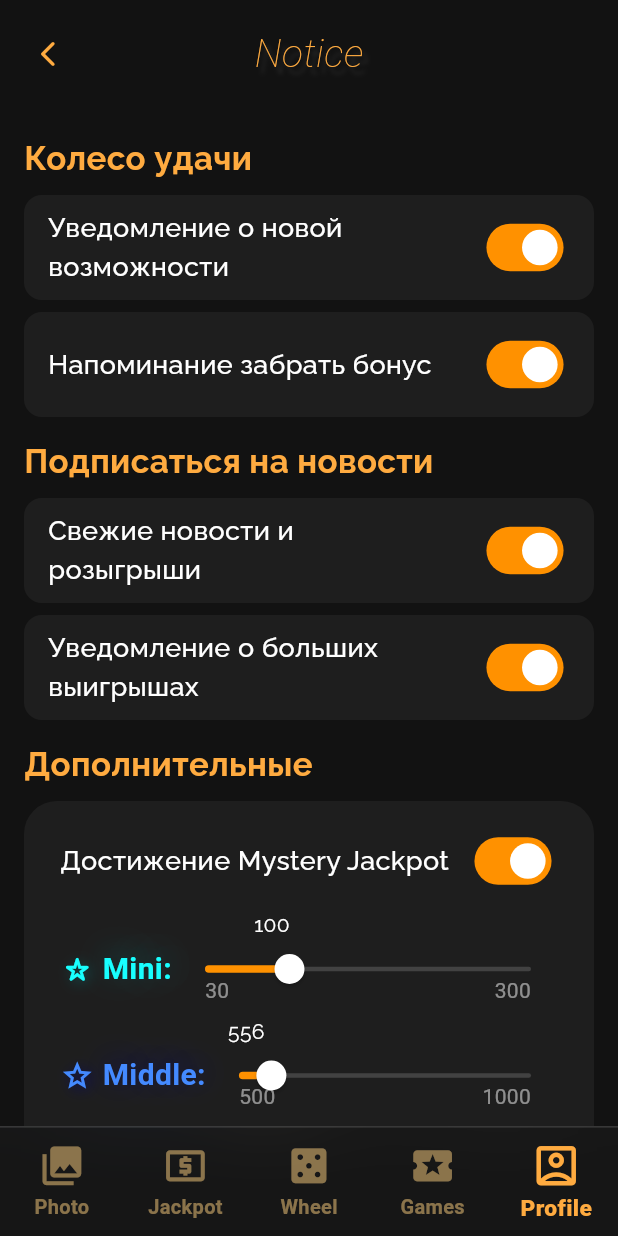
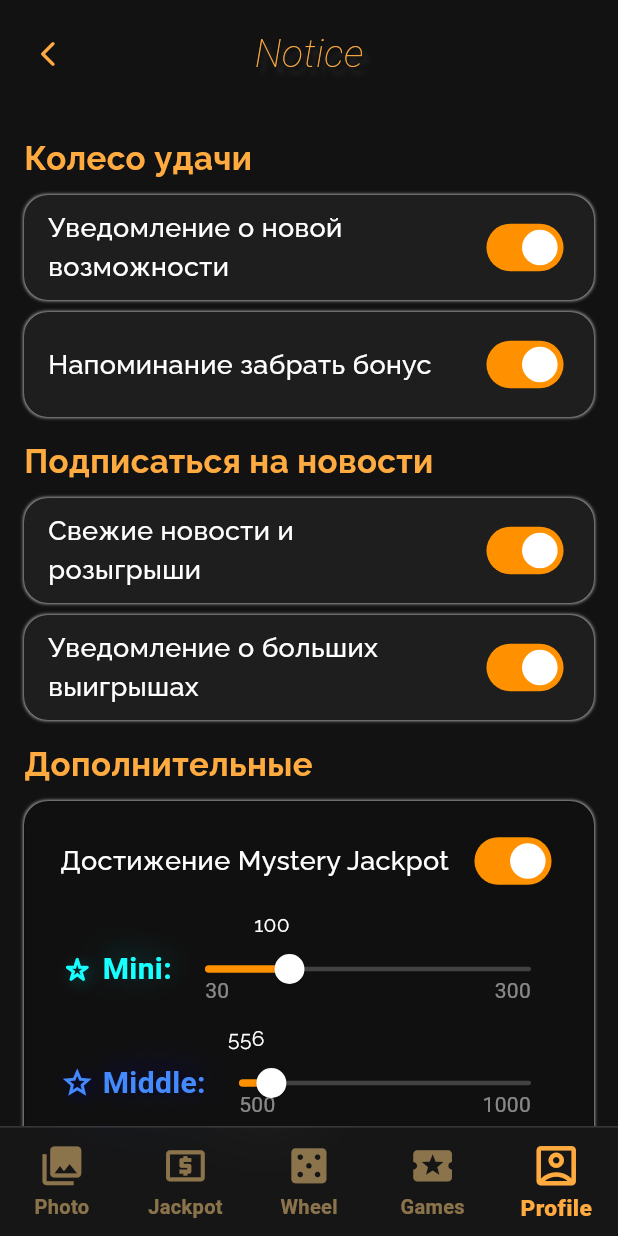
Before and after one commit to TrollBRUNO/iPA_Test_Flutter, a Flutter app: the NotificationPage screen opened by its route, on a phone screen of 412 x 824 dp. Run offline on Flutter 3.47's test engine with Material 3 defaults, Android fonts, the phone set to English and light mode, and no system bars; our stand-ins replace another_flushbar, confetti, dio, easy_localization, flutter_fortune_wheel, flutter_local_notifications and 10 more; missing offline and left inert: flutter_inappwebview, mqtt_client, workmanager; accounts and stored records are empty; network calls fail; Roboto replaces fonts that are missing (Jura).

Commit message:
чутка добавил на подумать визуала в окно с уведомлениями

```diff
--- a/lib/screens/notification_screen.dart
+++ b/lib/screens/notification_screen.dart
@@ -52,9 +52,24 @@ Widget settingOption(String title, bool value, Function(bool) onChanged) {
     padding: AdaptiveSizes.getNotificationPadding2(),
     child: Container(
       padding: const EdgeInsets.symmetric(horizontal: 16.0),
-      decoration: BoxDecoration(
+      /* decoration: BoxDecoration(
         color: const Color(0xFF1E1E1E),
         borderRadius: BorderRadius.circular(12),
+      ), */
+      decoration: BoxDecoration(
+        color: const Color(
+          0xFF1E1E1E,
+        ), //const Color.fromARGB(255,0,0,0,).withOpacity(0.9),
+        borderRadius: AdaptiveSizes.getJackpotWidgetBorderRadius(),
+        boxShadow: [
+          BoxShadow(
+            color: Colors.white.withOpacity(0.6),
+            //Color.fromARGB(255, 46, 178, 255)
+            spreadRadius: 0.2,
+            blurRadius: 1,
+            offset: const Offset(0, 0),
+          ),
+        ],
       ),
       height: 70,
       child: Row(
--- a/lib/widgets/mystery_notification_widget.dart
+++ b/lib/widgets/mystery_notification_widget.dart
@@ -51,7 +51,7 @@ class _MysteryNotificationTileState extends State<MysteryNotificationTile> {
     required Function(double) onChange,
   }) {
     return Padding(
-      padding: const EdgeInsets.only(top: 30, bottom: 5),
+      padding: const EdgeInsets.only(top: 30, bottom: 10),
       child: Column(
         crossAxisAlignment: CrossAxisAlignment.start,
         children: [
@@ -194,8 +194,22 @@ class _MysteryNotificationTileState extends State<MysteryNotificationTile> {
       child: Container(
         padding: const EdgeInsets.symmetric(horizontal: 24.0, vertical: 16.0),
         decoration: BoxDecoration(
-          color: const Color(0xFF1E1E1E),
-          borderRadius: BorderRadius.circular(22),
+          color: const Color.fromARGB(
+            255,
+            0,
+            0,
+            0,
+          ).withOpacity(0.9), //const Color(0xFF1E1E1E)
+          borderRadius: AdaptiveSizes.getJackpotWidgetBorderRadius(),
+          boxShadow: [
+            BoxShadow(
+              color: Colors.white.withOpacity(0.6),
+              //Color.fromARGB(255, 46, 178, 255)
+              spreadRadius: 0.2,
+              blurRadius: 1,
+              offset: const Offset(0, 0),
+            ),
+          ],
         ),
         child: Column(
           children: [
```
